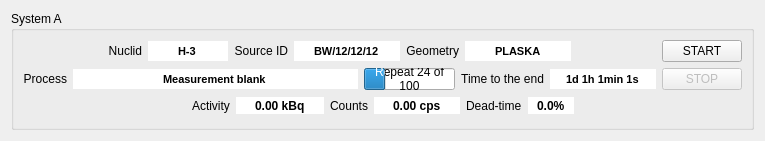
Before: the Qt Designer form Crystal/Crystal/formnewmeasurement.ui in ziemastz/SL, drawn with Qt 5.
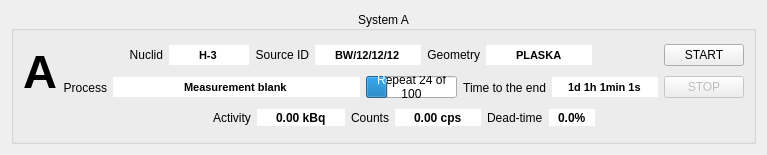
After: the same form once the commit is applied.

What changed in the file:
```diff
--- a/Crystal/Crystal/formnewmeasurement.ui
+++ b/Crystal/Crystal/formnewmeasurement.ui
@@ -6,8 +6,8 @@
    <rect>
     <x>0</x>
     <y>0</y>
-    <width>765</width>
-    <height>141</height>
+    <width>767</width>
+    <height>155</height>
    </rect>
   </property>
   <property name="windowTitle">
@@ -19,257 +19,11 @@
      <property name="title">
       <string>System A</string>
      </property>
+     <property name="alignment">
+      <set>Qt::AlignCenter</set>
+     </property>
      <layout class="QGridLayout" name="gridLayout">
-      <item row="0" column="0">
-       <layout class="QHBoxLayout" name="horizontalLayout">
-        <item>
-         <spacer name="horizontalSpacer_4">
-          <property name="orientation">
-           <enum>Qt::Horizontal</enum>
-          </property>
-          <property name="sizeHint" stdset="0">
-           <size>
-            <width>40</width>
-            <height>20</height>
-           </size>
-          </property>
-         </spacer>
-        </item>
-        <item>
-         <widget class="QLabel" name="label">
-          <property name="text">
-           <string>Nuclid</string>
-          </property>
-          <property name="alignment">
-           <set>Qt::AlignRight|Qt::AlignTrailing|Qt::AlignVCenter</set>
-          </property>
-         </widget>
-        </item>
-        <item>
-         <widget class="QLineEdit" name="nuclide_lineEdit">
-          <property name="sizePolicy">
-           <sizepolicy hsizetype="Preferred" vsizetype="Fixed">
-            <horstretch>0</horstretch>
-            <verstretch>0</verstretch>
-           </sizepolicy>
-          </property>
-          <property name="maximumSize">
-           <size>
-            <width>80</width>
-            <height>16777215</height>
-           </size>
-          </property>
-          <property name="font">
-           <font>
-            <pointsize>8</pointsize>
-            <weight>75</weight>
-            <bold>true</bold>
-           </font>
-          </property>
-          <property name="text">
-           <string>H-3</string>
-          </property>
-          <property name="frame">
-           <bool>false</bool>
-          </property>
-          <property name="alignment">
-           <set>Qt::AlignCenter</set>
-          </property>
-          <property name="readOnly">
-           <bool>true</bool>
-          </property>
-         </widget>
-        </item>
-        <item>
-         <widget class="QLabel" name="label_2">
-          <property name="text">
-           <string>Source ID</string>
-          </property>
-          <property name="alignment">
-           <set>Qt::AlignRight|Qt::AlignTrailing|Qt::AlignVCenter</set>
-          </property>
-         </widget>
-        </item>
-        <item>
-         <widget class="QLineEdit" name="sourceID_lineEdit">
-          <property name="font">
-           <font>
-            <pointsize>8</pointsize>
-            <weight>75</weight>
-            <bold>true</bold>
-           </font>
-          </property>
-          <property name="text">
-           <string>BW/12/12/12</string>
-          </property>
-          <property name="frame">
-           <bool>false</bool>
-          </property>
-          <property name="alignment">
-           <set>Qt::AlignCenter</set>
-          </property>
-          <property name="readOnly">
-           <bool>true</bool>
-          </property>
-         </widget>
-        </item>
-        <item>
-         <widget class="QLabel" name="label_3">
-          <property name="text">
-           <string>Geometry</string>
-          </property>
-          <property name="alignment">
-           <set>Qt::AlignRight|Qt::AlignTrailing|Qt::AlignVCenter</set>
-          </property>
-         </widget>
-        </item>
-        <item>
-         <widget class="QLineEdit" name="geometry_lineEdit">
-          <property name="font">
-           <font>
-            <pointsize>8</pointsize>
-            <weight>75</weight>
-            <bold>true</bold>
-           </font>
-          </property>
-          <property name="text">
-           <string>PLASKA</string>
-          </property>
-          <property name="frame">
-           <bool>false</bool>
-          </property>
-          <property name="alignment">
-           <set>Qt::AlignCenter</set>
-          </property>
-          <property name="readOnly">
-           <bool>true</bool>
-          </property>
-         </widget>
-        </item>
-        <item>
-         <spacer name="horizontalSpacer">
-          <property name="orientation">
-           <enum>Qt::Horizontal</enum>
-          </property>
-          <property name="sizeHint" stdset="0">
-           <size>
-            <width>40</width>
-            <height>20</height>
-           </size>
-          </property>
-         </spacer>
-        </item>
-       </layout>
-      </item>
-      <item row="0" column="1">
-       <widget class="QPushButton" name="start_pushButton">
-        <property name="text">
-         <string>START</string>
-        </property>
-        <property name="checkable">
-         <bool>true</bool>
-        </property>
-        <property name="autoRepeat">
-         <bool>false</bool>
-        </property>
-       </widget>
-      </item>
-      <item row="1" column="0">
-       <layout class="QHBoxLayout" name="horizontalLayout_2">
-        <item>
-         <widget class="QLabel" name="label_5">
-          <property name="text">
-           <string>Process</string>
-          </property>
-          <property name="alignment">
-           <set>Qt::AlignRight|Qt::AlignTrailing|Qt::AlignVCenter</set>
-          </property>
-         </widget>
-        </item>
-        <item>
-         <widget class="QLineEdit" name="process_lineEdit">
-          <property name="font">
-           <font>
-            <pointsize>8</pointsize>
-            <weight>75</weight>
-            <bold>true</bold>
-           </font>
-          </property>
-          <property name="text">
-           <string>Measurement blank</string>
-          </property>
-          <property name="frame">
-           <bool>false</bool>
-          </property>
-          <property name="alignment">
-           <set>Qt::AlignCenter</set>
-          </property>
-          <property name="readOnly">
-           <bool>true</bool>
-          </property>
-         </widget>
-        </item>
-        <item>
-         <widget class="QProgressBar" name="repeat_progressBar">
-          <property name="sizePolicy">
-           <sizepolicy hsizetype="Preferred" vsizetype="Fixed">
-            <horstretch>0</horstretch>
-            <verstretch>0</verstretch>
-           </sizepolicy>
-          </property>
-          <property name="value">
-           <number>24</number>
-          </property>
-          <property name="alignment">
-           <set>Qt::AlignCenter</set>
-          </property>
-          <property name="format">
-           <string>Repeat %v of %m</string>
-          </property>
-         </widget>
-        </item>
-        <item>
-         <widget class="QLabel" name="label_4">
-          <property name="text">
-           <string>Time to the end</string>
-          </property>
-          <property name="alignment">
-           <set>Qt::AlignRight|Qt::AlignTrailing|Qt::AlignVCenter</set>
-          </property>
-         </widget>
-        </item>
-        <item>
-         <widget class="QLineEdit" name="endTime_lineEdit">
-          <property name="sizePolicy">
-           <sizepolicy hsizetype="Preferred" vsizetype="Fixed">
-            <horstretch>0</horstretch>
-            <verstretch>0</verstretch>
-           </sizepolicy>
-          </property>
-          <property name="font">
-           <font>
-            <pointsize>8</pointsize>
-            <weight>75</weight>
-            <bold>true</bold>
-           </font>
-          </property>
-          <property name="text">
-           <string>1d 1h 1min 1s</string>
-          </property>
-          <property name="frame">
-           <bool>false</bool>
-          </property>
-          <property name="alignment">
-           <set>Qt::AlignCenter</set>
-          </property>
-          <property name="readOnly">
-           <bool>true</bool>
-          </property>
-         </widget>
-        </item>
-       </layout>
-      </item>
-      <item row="1" column="1">
+      <item row="1" column="2">
        <widget class="QPushButton" name="stop_pushButton">
         <property name="enabled">
          <bool>false</bool>
@@ -285,7 +39,7 @@
         </property>
        </widget>
       </item>
-      <item row="2" column="0" colspan="2">
+      <item row="2" column="1" colspan="2">
        <layout class="QHBoxLayout" name="horizontalLayout_3">
         <item>
          <spacer name="horizontalSpacer_2">
@@ -423,6 +177,269 @@
         </item>
        </layout>
       </item>
+      <item row="0" column="2">
+       <widget class="QPushButton" name="start_pushButton">
+        <property name="text">
+         <string>START</string>
+        </property>
+        <property name="checkable">
+         <bool>true</bool>
+        </property>
+        <property name="autoRepeat">
+         <bool>false</bool>
+        </property>
+       </widget>
+      </item>
+      <item row="1" column="1">
+       <layout class="QHBoxLayout" name="horizontalLayout_2">
+        <item>
+         <widget class="QLabel" name="label_5">
+          <property name="text">
+           <string>Process</string>
+          </property>
+          <property name="alignment">
+           <set>Qt::AlignRight|Qt::AlignTrailing|Qt::AlignVCenter</set>
+          </property>
+         </widget>
+        </item>
+        <item>
+         <widget class="QLineEdit" name="process_lineEdit">
+          <property name="font">
+           <font>
+            <pointsize>8</pointsize>
+            <weight>75</weight>
+            <bold>true</bold>
+           </font>
+          </property>
+          <property name="text">
+           <string>Measurement blank</string>
+          </property>
+          <property name="frame">
+           <bool>false</bool>
+          </property>
+          <property name="alignment">
+           <set>Qt::AlignCenter</set>
+          </property>
+          <property name="readOnly">
+           <bool>true</bool>
+          </property>
+         </widget>
+        </item>
+        <item>
+         <widget class="QProgressBar" name="repeat_progressBar">
+          <property name="sizePolicy">
+           <sizepolicy hsizetype="Preferred" vsizetype="Fixed">
+            <horstretch>0</horstretch>
+            <verstretch>0</verstretch>
+           </sizepolicy>
+          </property>
+          <property name="value">
+           <number>24</number>
+          </property>
+          <property name="alignment">
+           <set>Qt::AlignCenter</set>
+          </property>
+          <property name="format">
+           <string>Repeat %v of %m</string>
+          </property>
+         </widget>
+        </item>
+        <item>
+         <widget class="QLabel" name="label_4">
+          <property name="text">
+           <string>Time to the end</string>
+          </property>
+          <property name="alignment">
+           <set>Qt::AlignRight|Qt::AlignTrailing|Qt::AlignVCenter</set>
+          </property>
+         </widget>
+        </item>
+        <item>
+         <widget class="QLineEdit" name="endTime_lineEdit">
+          <property name="sizePolicy">
+           <sizepolicy hsizetype="Preferred" vsizetype="Fixed">
+            <horstretch>0</horstretch>
+            <verstretch>0</verstretch>
+           </sizepolicy>
+          </property>
+          <property name="font">
+           <font>
+            <pointsize>8</pointsize>
+            <weight>75</weight>
+            <bold>true</bold>
+           </font>
+          </property>
+          <property name="text">
+           <string>1d 1h 1min 1s</string>
+          </property>
+          <property name="frame">
+           <bool>false</bool>
+          </property>
+          <property name="alignment">
+           <set>Qt::AlignCenter</set>
+          </property>
+          <property name="readOnly">
+           <bool>true</bool>
+          </property>
+         </widget>
+        </item>
+       </layout>
+      </item>
+      <item row="0" column="1">
+       <layout class="QHBoxLayout" name="horizontalLayout">
+        <item>
+         <spacer name="horizontalSpacer_4">
+          <property name="orientation">
+           <enum>Qt::Horizontal</enum>
+          </property>
+          <property name="sizeHint" stdset="0">
+           <size>
+            <width>40</width>
+            <height>20</height>
+           </size>
+          </property>
+         </spacer>
+        </item>
+        <item>
+         <widget class="QLabel" name="label">
+          <property name="text">
+           <string>Nuclid</string>
+          </property>
+          <property name="alignment">
+           <set>Qt::AlignRight|Qt::AlignTrailing|Qt::AlignVCenter</set>
+          </property>
+         </widget>
+        </item>
+        <item>
+         <widget class="QLineEdit" name="nuclide_lineEdit">
+          <property name="sizePolicy">
+           <sizepolicy hsizetype="Preferred" vsizetype="Fixed">
+            <horstretch>0</horstretch>
+            <verstretch>0</verstretch>
+           </sizepolicy>
+          </property>
+          <property name="maximumSize">
+           <size>
+            <width>80</width>
+            <height>16777215</height>
+           </size>
+          </property>
+          <property name="font">
+           <font>
+            <pointsize>8</pointsize>
+            <weight>75</weight>
+            <bold>true</bold>
+           </font>
+          </property>
+          <property name="text">
+           <string>H-3</string>
+          </property>
+          <property name="frame">
+           <bool>false</bool>
+          </property>
+          <property name="alignment">
+           <set>Qt::AlignCenter</set>
+          </property>
+          <property name="readOnly">
+           <bool>true</bool>
+          </property>
+         </widget>
+        </item>
+        <item>
+         <widget class="QLabel" name="label_2">
+          <property name="text">
+           <string>Source ID</string>
+          </property>
+          <property name="alignment">
+           <set>Qt::AlignRight|Qt::AlignTrailing|Qt::AlignVCenter</set>
+          </property>
+         </widget>
+        </item>
+        <item>
+         <widget class="QLineEdit" name="sourceID_lineEdit">
+          <property name="font">
+           <font>
+            <pointsize>8</pointsize>
+            <weight>75</weight>
+            <bold>true</bold>
+           </font>
+          </property>
+          <property name="text">
+           <string>BW/12/12/12</string>
+          </property>
+          <property name="frame">
+           <bool>false</bool>
+          </property>
+          <property name="alignment">
+           <set>Qt::AlignCenter</set>
+          </property>
+          <property name="readOnly">
+           <bool>true</bool>
+          </property>
+         </widget>
+        </item>
+        <item>
+         <widget class="QLabel" name="label_3">
+          <property name="text">
+           <string>Geometry</string>
+          </property>
+          <property name="alignment">
+           <set>Qt::AlignRight|Qt::AlignTrailing|Qt::AlignVCenter</set>
+          </property>
+         </widget>
+        </item>
+        <item>
+         <widget class="QLineEdit" name="geometry_lineEdit">
+          <property name="font">
+           <font>
+            <pointsize>8</pointsize>
+            <weight>75</weight>
+            <bold>true</bold>
+           </font>
+          </property>
+          <property name="text">
+           <string>PLASKA</string>
+          </property>
+          <property name="frame">
+           <bool>false</bool>
+          </property>
+          <property name="alignment">
+           <set>Qt::AlignCenter</set>
+          </property>
+          <property name="readOnly">
+           <bool>true</bool>
+          </property>
+         </widget>
+        </item>
+        <item>
+         <spacer name="horizontalSpacer">
+          <property name="orientation">
+           <enum>Qt::Horizontal</enum>
+          </property>
+          <property name="sizeHint" stdset="0">
+           <size>
+            <width>40</width>
+            <height>20</height>
+           </size>
+          </property>
+         </spacer>
+        </item>
+       </layout>
+      </item>
+      <item row="0" column="0" rowspan="2">
+       <widget class="QLabel" name="systemLabel_label">
+        <property name="font">
+         <font>
+          <pointsize>35</pointsize>
+          <weight>75</weight>
+          <bold>true</bold>
+         </font>
+        </property>
+        <property name="text">
+         <string>A</string>
+        </property>
+       </widget>
+      </item>
      </layout>
     </widget>
    </item>
```
